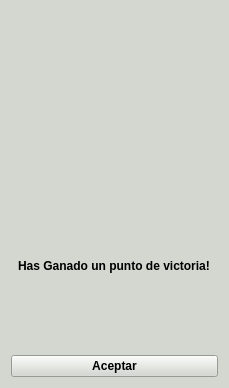
Qt form Tareas/T03v2/client/frontend/punto_victoria.ui (domingo2000/ProgramacionAvanzada) before a commit.
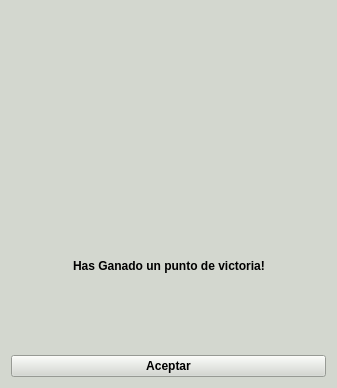
The same form after that commit. Icons and pictures are not drawn.

The edit to the form file:
```diff
--- a/Tareas/T03v2/client/frontend/punto_victoria.ui
+++ b/Tareas/T03v2/client/frontend/punto_victoria.ui
@@ -6,7 +6,7 @@
    <rect>
     <x>0</x>
     <y>0</y>
-    <width>229</width>
+    <width>337</width>
     <height>388</height>
    </rect>
   </property>
```
Left out of the diff: 2 changed lines with no effect on the pictures.
